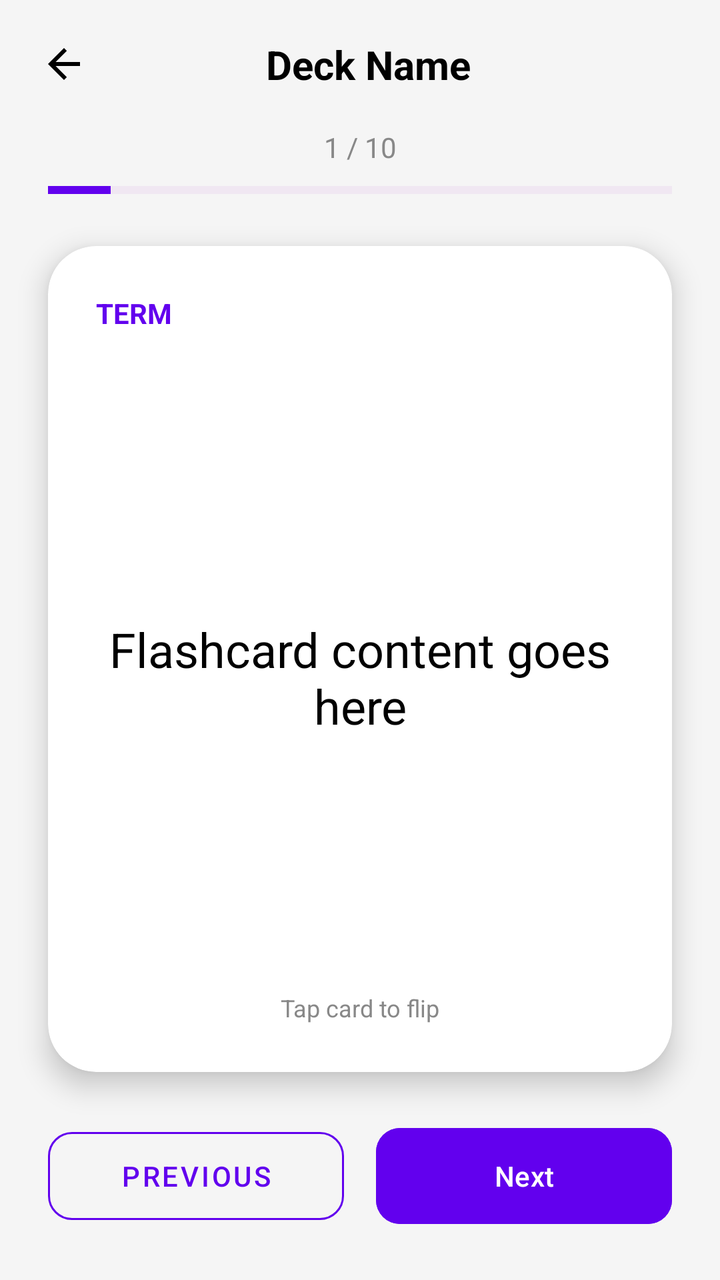
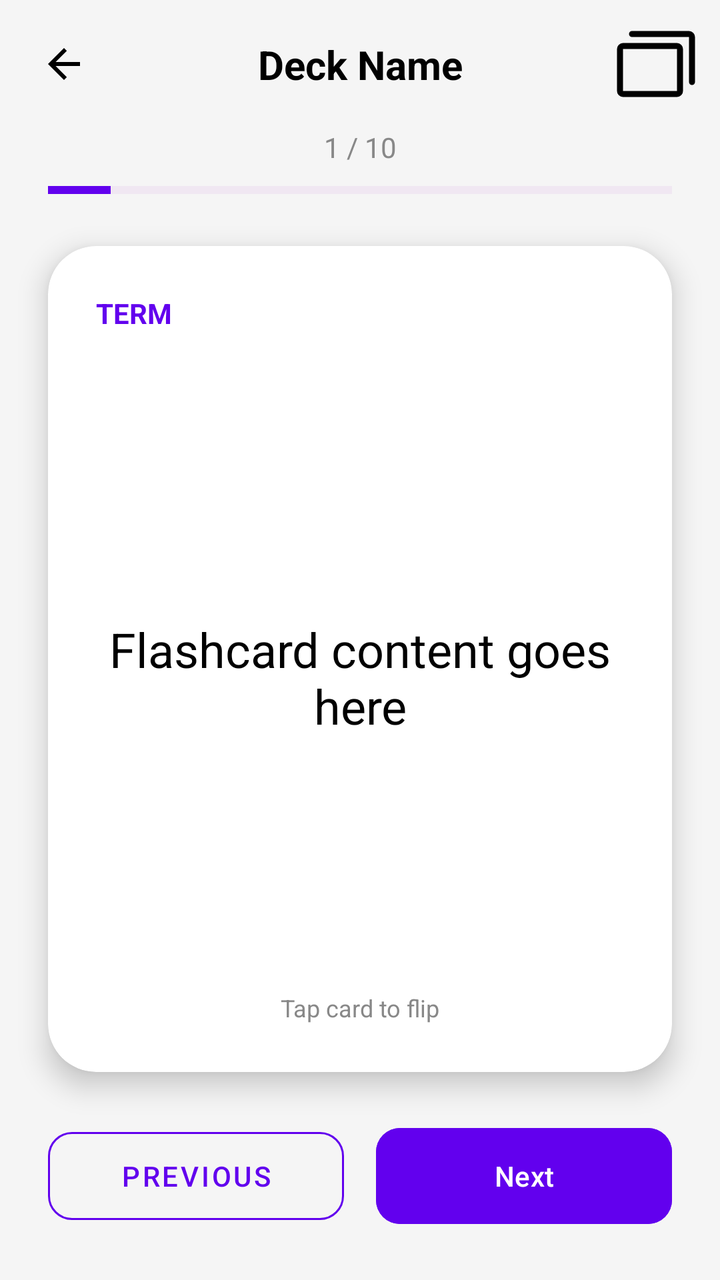

Two renders of the same Android screen: before a commit and after it. Below are the layout's source before the change and the commit's diff.
<!-- AndroidManifest.xml: application theme Theme.BrainByte -->
<!-- res/layout/fragment_study.xml -->
<?xml version="1.0" encoding="utf-8"?>
<ScrollView xmlns:android="http://schemas.android.com/apk/res/android"
    xmlns:app="http://schemas.android.com/apk/res-auto"
    xmlns:tools="http://schemas.android.com/tools"
    android:layout_width="match_parent"
    android:layout_height="match_parent"
    android:background="@color/light_grey_background"
    android:fillViewport="true"
    tools:context=".StudyFragment">

<androidx.constraintlayout.widget.ConstraintLayout
    android:layout_width="match_parent"
    android:layout_height="wrap_content">

    
    <ImageButton
        android:id="@+id/btn_back"
        android:layout_width="48dp"
        android:layout_height="48dp"
        android:background="?attr/selectableItemBackgroundBorderless"
        android:src="@drawable/ic_arrow_back"
        android:contentDescription="@string/back_button"
        app:layout_constraintStart_toStartOf="parent"
        app:layout_constraintTop_toTopOf="parent"
        android:layout_margin="8dp"
        app:tint="@color/black_text"/>

    <TextView
        android:id="@+id/deck_title"
        android:layout_width="0dp"
        android:layout_height="wrap_content"
        android:text="Deck Name"
        android:textColor="@color/black_text"
        android:textSize="20sp"
        android:textStyle="bold"
        android:gravity="center"
        android:ellipsize="end"
        android:maxLines="1"
        app:layout_constraintStart_toEndOf="@id/btn_back"
        app:layout_constraintEnd_toEndOf="parent"
        app:layout_constraintTop_toTopOf="@id/btn_back"
        app:layout_constraintBottom_toBottomOf="@id/btn_back"
        android:layout_marginEnd="48dp"/>

    
    <TextView
        android:id="@+id/progress_text"
        android:layout_width="wrap_content"
        android:layout_height="wrap_content"
        android:text="1 / 10"
        android:textColor="@color/grey_text"
        android:textSize="14sp"
        app:layout_constraintStart_toStartOf="parent"
        app:layout_constraintEnd_toEndOf="parent"
        app:layout_constraintTop_toBottomOf="@id/btn_back"
        android:layout_marginTop="8dp"/>

    <ProgressBar
        android:id="@+id/progress_bar"
        style="?android:attr/progressBarStyleHorizontal"
        android:layout_width="0dp"
        android:layout_height="8dp"
        android:max="100"
        android:progress="10"
        android:progressTint="@color/purple_primary"
        android:progressBackgroundTint="@color/light_purple"
        app:layout_constraintStart_toStartOf="parent"
        app:layout_constraintEnd_toEndOf="parent"
        app:layout_constraintTop_toBottomOf="@id/progress_text"
        android:layout_marginHorizontal="24dp"
        android:layout_marginTop="8dp"/>

    
    <androidx.cardview.widget.CardView
        android:id="@+id/flashcard_container"
        android:layout_width="0dp"
        android:layout_height="0dp"
        app:cardCornerRadius="24dp"
        app:cardElevation="8dp"
        app:cardBackgroundColor="@android:color/white"
        app:layout_constraintStart_toStartOf="parent"
        app:layout_constraintEnd_toEndOf="parent"
        app:layout_constraintTop_toBottomOf="@id/progress_bar"
        app:layout_constraintBottom_toTopOf="@id/btn_previous"
        android:layout_margin="24dp"
        android:clickable="true"
        android:focusable="true"
        android:foreground="?android:attr/selectableItemBackground">

        <androidx.constraintlayout.widget.ConstraintLayout
            android:layout_width="match_parent"
            android:layout_height="match_parent"
            android:padding="24dp">

            <TextView
                android:id="@+id/card_label"
                android:layout_width="wrap_content"
                android:layout_height="wrap_content"
                android:text="@string/term_label"
                android:textColor="@color/purple_primary"
                android:textSize="14sp"
                android:textStyle="bold"
                app:layout_constraintStart_toStartOf="parent"
                app:layout_constraintTop_toTopOf="parent"/>

            <TextView
                android:id="@+id/card_content"
                android:layout_width="0dp"
                android:layout_height="0dp"
                android:text="Flashcard content goes here"
                android:textColor="@color/black_text"
                android:textSize="24sp"
                android:gravity="center"
                app:layout_constraintStart_toStartOf="parent"
                app:layout_constraintEnd_toEndOf="parent"
                app:layout_constraintTop_toBottomOf="@id/card_label"
                app:layout_constraintBottom_toTopOf="@id/tap_hint"
                android:layout_marginTop="16dp"/>

            <TextView
                android:id="@+id/tap_hint"
                android:layout_width="wrap_content"
                android:layout_height="wrap_content"
                android:text="@string/tap_to_flip"
                android:textColor="@color/grey_text"
                android:textSize="12sp"
                app:layout_constraintStart_toStartOf="parent"
                app:layout_constraintEnd_toEndOf="parent"
                app:layout_constraintBottom_toBottomOf="parent"/>

        </androidx.constraintlayout.widget.ConstraintLayout>
    </androidx.cardview.widget.CardView>

    
    <com.google.android.material.button.MaterialButton
        android:id="@+id/btn_previous"
        style="@style/Widget.MaterialComponents.Button.OutlinedButton"
        android:layout_width="0dp"
        android:layout_height="56dp"
        android:text="@string/previous_button"
        android:textColor="@color/purple_primary"
        app:strokeColor="@color/purple_primary"
        app:cornerRadius="12dp"
        app:layout_constraintStart_toStartOf="parent"
        app:layout_constraintEnd_toStartOf="@id/btn_next"
        app:layout_constraintBottom_toBottomOf="parent"
        android:layout_marginStart="24dp"
        android:layout_marginEnd="8dp"
        android:layout_marginBottom="24dp"/>

    <com.google.android.material.button.MaterialButton
        android:id="@+id/btn_next"
        android:layout_width="0dp"
        android:layout_height="56dp"
        android:text="@string/next_button"
        android:backgroundTint="@color/purple_primary"
        android:textColor="@android:color/white"
        app:cornerRadius="12dp"
        app:layout_constraintStart_toEndOf="@id/btn_previous"
        app:layout_constraintEnd_toEndOf="parent"
        app:layout_constraintBottom_toBottomOf="parent"
        android:layout_marginStart="8dp"
        android:layout_marginEnd="24dp"
        android:layout_marginBottom="24dp"/>

</androidx.constraintlayout.widget.ConstraintLayout>
</ScrollView>
<!-- resources referenced by this layout -->
<resources>
  <color name="black_text">#000000</color>
  <color name="grey_text">#888888</color>
  <color name="light_grey_background">#F5F5F5</color>
  <color name="light_purple">#E1BEE7</color>
  <color name="purple_primary">#6200EE</color>
  <!-- drawable ic_arrow_back (drawable) -->
  <vector xmlns:android="http://schemas.android.com/apk/res/android"
      android:width="24dp"
      android:height="24dp"
      android:viewportWidth="24"
      android:viewportHeight="24"
      android:tint="?attr/colorControlNormal">
      <path
          android:fillColor="@android:color/white"
          android:pathData="M20,11H7.83l5.59,-5.59L12,4l-8,8 8,8 1.41,-1.41L7.83,13H20v-2z"/>
  </vector>
  <string name="back_button">Back</string>
  <string name="next_button">Next</string>
  <string name="previous_button">Previous</string>
  <string name="tap_to_flip">Tap card to flip</string>
  <string name="term_label">TERM</string>
  <style name="Theme.BrainByte" parent="Base.Theme.BrainByte" />
  <style name="Base.Theme.BrainByte" parent="Theme.Material3.DayNight.NoActionBar">
      </style>
</resources>

<!-- the commit's change to res/layout/fragment_study.xml (unified diff, before → after) -->
@@ -37,10 +37,22 @@
         android:ellipsize="end"
         android:maxLines="1"
         app:layout_constraintStart_toEndOf="@id/btn_back"
-        app:layout_constraintEnd_toEndOf="parent"
+        app:layout_constraintEnd_toStartOf="@id/btn_shuffle"
         app:layout_constraintTop_toTopOf="@id/btn_back"
         app:layout_constraintBottom_toBottomOf="@id/btn_back"
-        android:layout_marginEnd="48dp"/>
+        android:layout_marginHorizontal="8dp"/>
+
+    <ImageButton
+        android:id="@+id/btn_shuffle"
+        android:layout_width="48dp"
+        android:layout_height="48dp"
+        android:background="?attr/selectableItemBackgroundBorderless"
+        android:src="@drawable/ic_cards"
+        android:contentDescription="Shuffle cards"
+        app:layout_constraintEnd_toEndOf="parent"
+        app:layout_constraintTop_toTopOf="parent"
+        android:layout_margin="8dp"
+        app:tint="@color/black_text"/>
 
     
     <TextView
@@ -163,5 +175,65 @@
         android:layout_marginEnd="24dp"
         android:layout_marginBottom="24dp"/>
 
+    
+    <LinearLayout
+        android:id="@+id/completion_view"
+        android:layout_width="0dp"
+        android:layout_height="wrap_content"
+        android:orientation="vertical"
+        android:gravity="center"
+        android:visibility="gone"
+        app:layout_constraintStart_toStartOf="parent"
+        app:layout_constraintEnd_toEndOf="parent"
+        app:layout_constraintTop_toBottomOf="@id/progress_bar"
+        app:layout_constraintBottom_toBottomOf="parent"
+        android:layout_margin="24dp">
+
+        <TextView
+            android:layout_width="wrap_content"
+            android:layout_height="wrap_content"
+            android:text="🎉"
+            android:textSize="64sp"/>
+
+        <TextView
+            android:layout_width="wrap_content"
+            android:layout_height="wrap_content"
+            android:text="Deck Completed!"
+            android:textColor="@color/purple_primary"
+            android:textSize="28sp"
+            android:textStyle="bold"
+            android:layout_marginTop="16dp"/>
+
+        <TextView
+            android:id="@+id/completion_stats"
+            android:layout_width="wrap_content"
+            android:layout_height="wrap_content"
+            android:text="You studied 10 cards."
+            android:textColor="@color/grey_text"
+            android:textSize="16sp"
+            android:layout_marginTop="8dp"/>
+
+        <com.google.android.material.button.MaterialButton
+            android:id="@+id/btn_study_again"
+            android:layout_width="match_parent"
+            android:layout_height="56dp"
+            android:text="Study Again"
+            android:backgroundTint="@color/purple_primary"
+            android:textColor="@android:color/white"
+            app:cornerRadius="12dp"
+            android:layout_marginTop="32dp"/>
+
+        <com.google.android.material.button.MaterialButton
+            android:id="@+id/btn_finish_deck"
+            style="@style/Widget.MaterialComponents.Button.OutlinedButton"
+            android:layout_width="match_parent"
+            android:layout_height="56dp"
+            android:text="Finish"
+            android:textColor="@color/purple_primary"
+            app:strokeColor="@color/purple_primary"
+            app:cornerRadius="12dp"
+            android:layout_marginTop="12dp"/>
+    </LinearLayout>
+
 </androidx.constraintlayout.widget.ConstraintLayout>
 </ScrollView>
<!-- resource entries referenced after the edit -->
@@ -16,6 +16,16 @@
           android:fillColor="@android:color/white"
           android:pathData="M20,11H7.83l5.59,-5.59L12,4l-8,8 8,8 1.41,-1.41L7.83,13H20v-2z"/>
   </vector>
+  <!-- drawable ic_cards (drawable) -->
+  <vector xmlns:android="http://schemas.android.com/apk/res/android"
+      android:width="48dp"
+      android:height="48dp"
+      android:viewportWidth="256"
+      android:viewportHeight="256">
+    <path
+        android:pathData="M184,72L40,72A16,16 0,0 0,24 88L24,200a16,16 0,0 0,16 16L184,216a16,16 0,0 0,16 -16L200,88A16,16 0,0 0,184 72ZM184,200L40,200L40,88L184,88L184,200ZM232,56L232,176a8,8 0,0 1,-16 0L216,56L64,56a8,8 0,0 1,0 -16L216,40A16,16 0,0 1,232 56Z"
+        android:fillColor="#151513"/>
+  </vector>
   <string name="back_button">Back</string>
   <string name="next_button">Next</string>
   <string name="previous_button">Previous</string>
